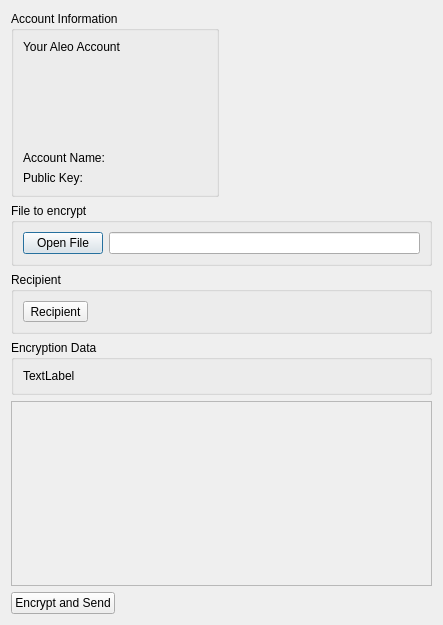
Above: pyqt_zkdrop.ui from 4sm-ops/zkDrop before the change. Below: the same form after it.
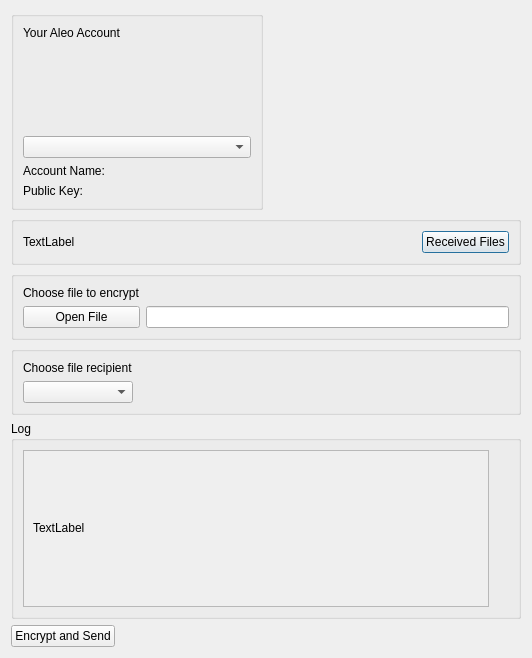
That is the form after the change. Icons and pictures are not drawn.

Patch:
```diff
--- a/pyqt_zkdrop.ui
+++ b/pyqt_zkdrop.ui
@@ -6,8 +6,8 @@
    <rect>
     <x>0</x>
     <y>0</y>
-    <width>443</width>
-    <height>625</height>
+    <width>532</width>
+    <height>658</height>
    </rect>
   </property>
   <property name="windowTitle">
@@ -19,7 +19,7 @@
      <item>
       <widget class="QGroupBox" name="groupBox">
        <property name="title">
-        <string>Account Information</string>
+        <string/>
        </property>
        <layout class="QVBoxLayout" name="verticalLayout">
         <item>
@@ -42,6 +42,9 @@
           </property>
          </spacer>
         </item>
+        <item>
+         <widget class="QComboBox" name="accountSelectBox"/>
+        </item>
         <item>
          <widget class="QLabel" name="label_AccountName">
           <property name="text">
@@ -77,21 +80,68 @@
      </item>
     </layout>
    </item>
+   <item>
+    <widget class="QGroupBox" name="groupBox_FileExplorer">
+     <property name="title">
+      <string/>
+     </property>
+     <layout class="QGridLayout" name="gridLayout_3">
+      <item row="0" column="0">
+       <widget class="QLabel" name="label_FilesUnread">
+        <property name="text">
+         <string>TextLabel</string>
+        </property>
+       </widget>
+      </item>
+      <item row="0" column="1">
+       <spacer name="horizontalSpacer_3">
+        <property name="orientation">
+         <enum>Qt::Horizontal</enum>
+        </property>
+        <property name="sizeHint" stdset="0">
+         <size>
+          <width>274</width>
+          <height>20</height>
+         </size>
+        </property>
+       </spacer>
+      </item>
+      <item row="0" column="2">
+       <widget class="QPushButton" name="incomingFilesButton">
+        <property name="text">
+         <string>Received Files</string>
+        </property>
+       </widget>
+      </item>
+     </layout>
+    </widget>
+   </item>
    <item>
     <widget class="QGroupBox" name="groupBox_OpenFile">
      <property name="title">
-      <string>File to encrypt</string>
+      <string/>
      </property>
-     <layout class="QHBoxLayout" name="horizontalLayout">
-      <item>
+     <layout class="QGridLayout" name="gridLayout">
+      <item row="0" column="0">
+       <widget class="QLabel" name="label_4">
+        <property name="text">
+         <string>Choose file to encrypt</string>
+        </property>
+       </widget>
+      </item>
+      <item row="2" column="0">
        <widget class="QPushButton" name="pushButton_OpenFile">
         <property name="text">
          <string>Open File</string>
         </property>
        </widget>
       </item>
-      <item>
-       <widget class="QLineEdit" name="lineEdit"/>
+      <item row="2" column="1">
+       <widget class="QLineEdit" name="lineEdit">
+        <property name="readOnly">
+         <bool>true</bool>
+        </property>
+       </widget>
       </item>
      </layout>
     </widget>
@@ -99,17 +149,17 @@
    <item>
     <widget class="QGroupBox" name="groupBox_Recipient">
      <property name="title">
-      <string>Recipient</string>
+      <string/>
      </property>
-     <layout class="QHBoxLayout" name="horizontalLayout_5">
-      <item>
-       <widget class="QToolButton" name="toolButton">
+     <layout class="QGridLayout" name="gridLayout_2">
+      <item row="0" column="0">
+       <widget class="QLabel" name="label_5">
         <property name="text">
-         <string>Recipient</string>
+         <string>Choose file recipient</string>
         </property>
        </widget>
       </item>
-      <item>
+      <item row="2" column="1">
        <spacer name="horizontalSpacer">
         <property name="orientation">
          <enum>Qt::Horizontal</enum>
@@ -122,49 +172,84 @@
         </property>
        </spacer>
       </item>
+      <item row="2" column="0">
+       <widget class="QComboBox" name="recipientSelectBox"/>
+      </item>
      </layout>
     </widget>
    </item>
    <item>
     <widget class="QGroupBox" name="groupBox_EncryptionData">
      <property name="title">
-      <string>Encryption Data</string>
+      <string>Log</string>
      </property>
      <layout class="QHBoxLayout" name="horizontalLayout_6">
       <item>
-       <widget class="QLabel" name="label_3">
-        <property name="text">
-         <string>TextLabel</string>
+       <widget class="QScrollArea" name="scrollArea">
+        <property name="widgetResizable">
+         <bool>true</bool>
         </property>
+        <property name="alignment">
+         <set>Qt::AlignLeading|Qt::AlignLeft|Qt::AlignTop</set>
+        </property>
+        <widget class="QWidget" name="scrollAreaWidgetContents">
+         <property name="geometry">
+          <rect>
+           <x>0</x>
+           <y>0</y>
+           <width>446</width>
+           <height>77</height>
+          </rect>
+         </property>
+         <layout class="QVBoxLayout" name="verticalLayout_3">
+          <property name="topMargin">
+           <number>0</number>
+          </property>
+          <property name="bottomMargin">
+           <number>0</number>
+          </property>
+          <item>
+           <widget class="QLabel" name="logFieldLabel">
+            <property name="sizePolicy">
+             <sizepolicy hsizetype="Maximum" vsizetype="Maximum">
+              <horstretch>0</horstretch>
+              <verstretch>0</verstretch>
+             </sizepolicy>
+            </property>
+            <property name="text">
+             <string>TextLabel</string>
+            </property>
+            <property name="textFormat">
+             <enum>Qt::PlainText</enum>
+            </property>
+            <property name="alignment">
+             <set>Qt::AlignLeading|Qt::AlignLeft|Qt::AlignTop</set>
+            </property>
+            <property name="wordWrap">
+             <bool>true</bool>
+            </property>
+           </widget>
+          </item>
+         </layout>
+        </widget>
        </widget>
       </item>
+      <item>
+       <spacer name="verticalSpacer_2">
+        <property name="orientation">
+         <enum>Qt::Vertical</enum>
+        </property>
+        <property name="sizeHint" stdset="0">
+         <size>
+          <width>20</width>
+          <height>40</height>
+         </size>
+        </property>
+       </spacer>
+      </item>
      </layout>
     </widget>
    </item>
-   <item>
-    <layout class="QHBoxLayout" name="horizontalLayout_3">
-     <item>
-      <widget class="QScrollArea" name="scrollArea">
-       <property name="widgetResizable">
-        <bool>true</bool>
-       </property>
-       <widget class="QWidget" name="scrollAreaWidgetContents">
-        <property name="geometry">
-         <rect>
-          <x>0</x>
-          <y>0</y>
-          <width>415</width>
-          <height>128</height>
-         </rect>
-        </property>
-       </widget>
-      </widget>
-     </item>
-    </layout>
-   </item>
-   <item>
-    <layout class="QHBoxLayout" name="horizontalLayout_4"/>
-   </item>
    <item>
     <layout class="QHBoxLayout" name="horizontalLayout_2">
      <item>
```
Left out of the diff: 6 changed lines with no effect on the pictures.
